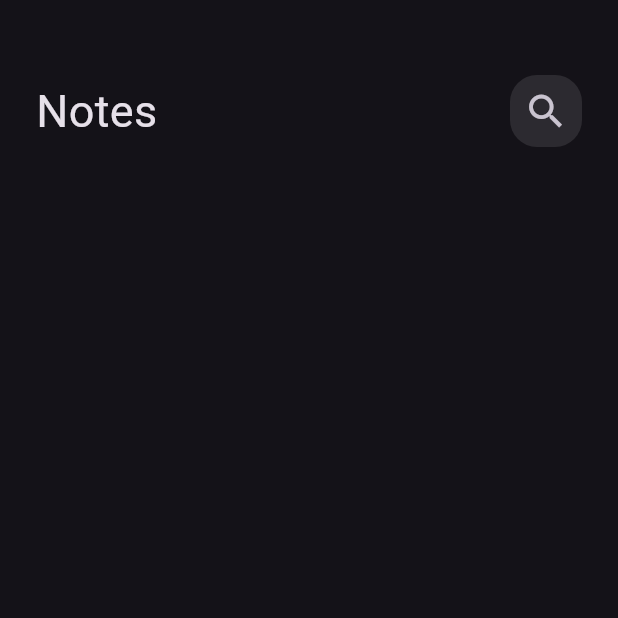
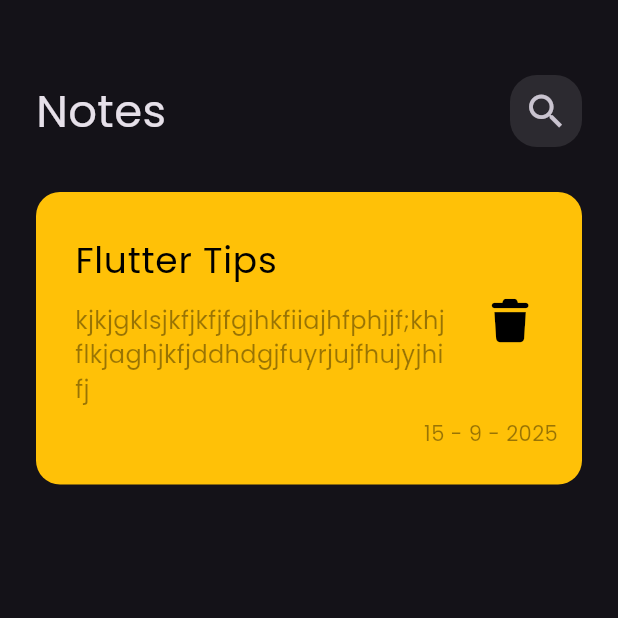
Before and after one commit to TarekHayan/Note-App, a Flutter app: the screen it shows after launch, on a phone screen of 412 x 824 dp, the top half of it. Run offline on Flutter 3.47's test engine with Material 3 defaults, Android fonts, the phone set to English and light mode, and no system bars; our stand-ins replace font_awesome_flutter.

Commit message:
create custom note item and change font in app

```diff
--- a/lib/main.dart
+++ b/lib/main.dart
@@ -11,7 +11,7 @@ class NoteApp extends StatelessWidget {
   Widget build(BuildContext context) {
     return MaterialApp(
       debugShowCheckedModeBanner: false,
-      theme: ThemeData(brightness: Brightness.dark),
+      theme: ThemeData(brightness: Brightness.dark, fontFamily: "Poppins"),
       home: HomePadge(),
     );
   }
--- a/lib/widgets/custom_app_bar.dart
+++ b/lib/widgets/custom_app_bar.dart
@@ -2,14 +2,15 @@ import 'package:flutter/material.dart';
 import 'package:note_app/widgets/custom_icon_butoom.dart';
 
 class CustomAppBar extends StatelessWidget {
-  const CustomAppBar({super.key});
-
+  const CustomAppBar({super.key, required this.title, this.fontSize = 30});
+  final String title;
+  final double fontSize;
   @override
   Widget build(BuildContext context) {
     return Row(
       mainAxisAlignment: MainAxisAlignment.spaceBetween,
       children: [
-        Text("Notes", style: TextStyle(fontSize: 30)),
+        Text(title, style: TextStyle(fontSize: 30)),
         CustomIconButoom(icon: Icons.search),
       ],
     );
--- a/lib/widgets/custom_icon_butoom.dart
+++ b/lib/widgets/custom_icon_butoom.dart
@@ -1,9 +1,10 @@
 import 'package:flutter/material.dart';
 
 class CustomIconButoom extends StatelessWidget {
-  const CustomIconButoom({super.key, required this.icon});
+  const CustomIconButoom({super.key, required this.icon, this.size = 30});
 
   final IconData icon;
+  final double size;
   @override
   Widget build(BuildContext context) {
     return Container(
--- a/lib/widgets/notes_view.dart
+++ b/lib/widgets/notes_view.dart
@@ -1,5 +1,6 @@
 import 'package:flutter/material.dart';
 import 'package:note_app/widgets/custom_app_bar.dart';
+import 'package:font_awesome_flutter/font_awesome_flutter.dart';
 
 class NotesView extends StatelessWidget {
   const NotesView({super.key});
@@ -8,12 +9,63 @@ class NotesView extends StatelessWidget {
   Widget build(BuildContext context) {
     return Padding(
       padding: const EdgeInsets.symmetric(horizontal: 24),
-      child: const Column(
+      child: Column(
         children: [
           SizedBox(height: 50),
           CustomAppBar(title: "Notes"),
+          SizedBox(height: 30),
+          NoteItem(),
         ],
       ),
     );
   }
 }
+
+class NoteItem extends StatelessWidget {
+  NoteItem({super.key});
+  final dateTime = DateTime.now();
+
+  @override
+  Widget build(BuildContext context) {
+    return Container(
+      padding: EdgeInsets.only(left: 10, top: 20, bottom: 24),
+      decoration: BoxDecoration(
+        borderRadius: BorderRadius.circular(16),
+        color: Colors.amber,
+      ),
+      child: Column(
+        crossAxisAlignment: CrossAxisAlignment.end,
+        children: [
+          ListTile(
+            title: Padding(
+              padding: const EdgeInsets.only(bottom: 10),
+              child: Text(
+                "Flutter Tips",
+                style: TextStyle(color: Colors.black, fontSize: 24),
+              ),
+            ),
+
+            subtitle: Text(
+              "kjkjgklsjkfjkfjfgjhkfiiajhfphjjf;khjflkjaghjkfjddhdgjfuyrjujfhujyjhifj",
+              style: TextStyle(
+                color: Colors.black.withOpacity(0.4),
+                fontSize: 16,
+              ),
+            ),
+            trailing: IconButton(
+              onPressed: () {},
+              icon: Icon(FontAwesomeIcons.trash, color: Colors.black, size: 28),
+            ),
+          ),
+          Padding(
+            padding: const EdgeInsets.only(right: 16),
+            child: Text(
+              "${dateTime.day} - ${dateTime.month} - ${dateTime.year}",
+              style: TextStyle(color: Colors.black.withOpacity(0.4)),
+            ),
+          ),
+        ],
+      ),
+    );
+  }
+}
```
Also changed, not shown: pubspec.yaml (+5 -12 lines), assets/fonts/Poppins-Regular.ttf (added), lib/widgets/custom_nete_item.dart (added), pubspec.lock, 1 other file.
